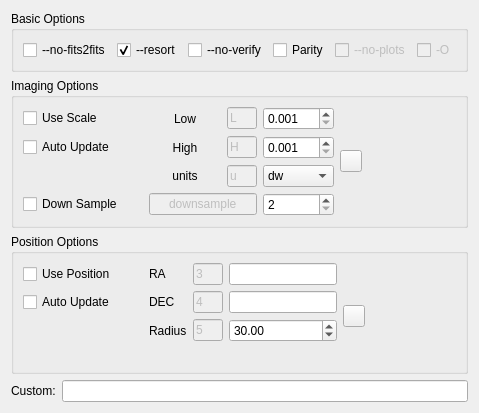
First picture: the form in kstars/ekos/align/opsastrometry.ui, repository KDE/kstars, before the edit.
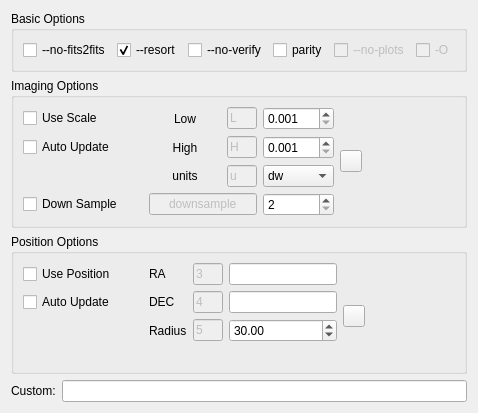
Second picture: the form after the edit. Icons and pictures are not drawn. Custom widgets are drawn as their Qt base class.

Diff of the .ui file:
```diff
--- a/kstars/ekos/align/opsastrometry.ui
+++ b/kstars/ekos/align/opsastrometry.ui
@@ -67,7 +67,7 @@
            <string>&lt;html&gt;&lt;head/&gt;&lt;body&gt;&lt;p&gt;Detect parity and reuse it to speed up solver.&lt;/p&gt;&lt;/body&gt;&lt;/html&gt;</string>
           </property>
           <property name="text">
-           <string>Parity</string>
+           <string>parity</string>
           </property>
          </widget>
         </item>
```
Left out of the diff: 2 changed lines with no effect on the pictures.
